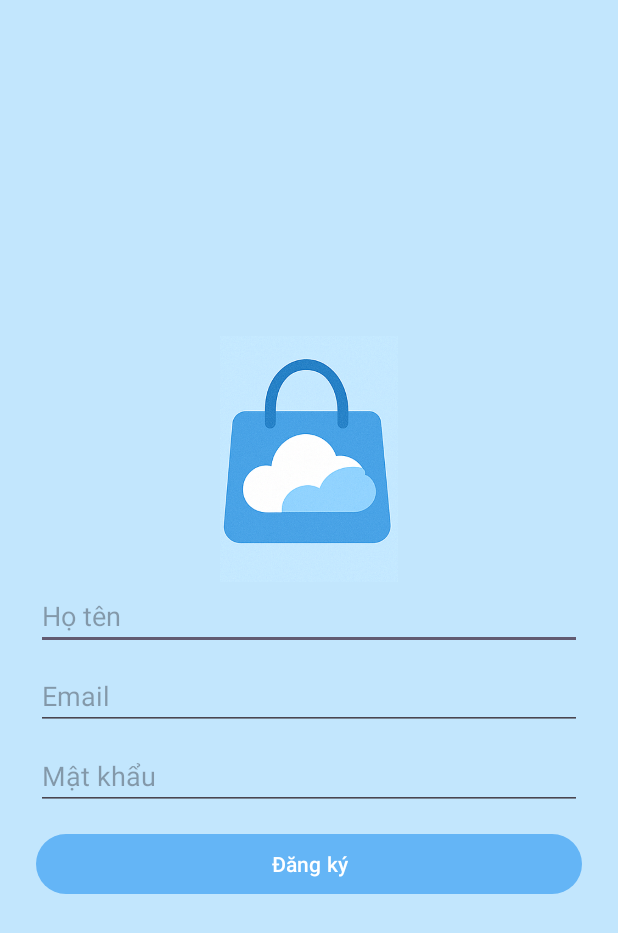
After one commit to Lethanh05/SkyApp, an Android app: the RegisterActivity screen opened directly, with no data from a screen before it, on a phone screen of 412 x 824 dp. The commit adds this screen. Shown: the top 933 px of the screen. Run offline under Robolectric (Android 15) with nearby library versions, the phone set to English and light mode, and no system bars.

Commit message:
nhiều quá nói không hết

```diff
--- a/SkyMall/app/src/main/AndroidManifest.xml
+++ b/SkyMall/app/src/main/AndroidManifest.xml
@@ -22,5 +22,9 @@
             </intent-filter>
         </activity>
 
+        <activity
+            android:name=".auth.LoginActivity"
+            android:windowSoftInputMode="adjustResize"/>
+        <activity android:name=".auth.RegisterActivity" />
     </application>
 </manifest>
--- a/SkyMall/app/src/main/java/com/example/skymall/MainActivity.java
+++ b/SkyMall/app/src/main/java/com/example/skymall/MainActivity.java
@@ -1,5 +1,6 @@
 package com.example.skymall;
 
+import android.content.Intent;
 import android.os.Bundle;
 
 import android.widget.Toast;
@@ -22,6 +23,11 @@ public class MainActivity extends AppCompatActivity {
         super.onCreate(savedInstanceState);
         setContentView(R.layout.activity_main);
         BottomNavigationView bottomNav = findViewById(R.id.bottom_nav);
+        if (!com.example.skymall.auth.SessionManager.isLoggedIn(this)) {
+            startActivity(new Intent(this, com.example.skymall.auth.LoginActivity.class));
+            finish();
+            return;
+        }
 
         if (savedInstanceState == null) {
             loadFragment(new HomeFragment(), true);
--- /dev/null
+++ b/SkyMall/app/src/main/java/com/example/skymall/auth/RegisterActivity.java
@@ -0,0 +1,42 @@
+
+package com.example.skymall.auth;
+
+import android.content.Intent; import android.os.Bundle; import android.widget.*;
+import androidx.annotation.Nullable; import androidx.appcompat.app.AppCompatActivity;
+import com.example.skymall.MainActivity; import com.example.skymall.R;
+import com.example.skymall.data.remote.*; import com.example.skymall.data.remote.DTO.AuthResp;
+import retrofit2.*;
+
+public class RegisterActivity extends AppCompatActivity {
+    private EditText edtName, edtEmail, edtPass; private ApiService api;
+
+    @Override protected void onCreate(@Nullable Bundle s) {
+        super.onCreate(s);
+        setContentView(R.layout.activity_register);
+        edtName = findViewById(R.id.edtName);
+        edtEmail= findViewById(R.id.edtEmail);
+        edtPass = findViewById(R.id.edtPass);
+        Button btn = findViewById(R.id.btnRegister);
+        api = ApiClient.create(this);
+
+        btn.setOnClickListener(v -> {
+            String name = edtName.getText().toString().trim();
+            String email= edtEmail.getText().toString().trim();
+            String pass = edtPass.getText().toString();
+            if (name.isEmpty() || email.isEmpty() || pass.length()<6) { toast("Điền đủ thông tin"); return; }
+
+            api.register(name, email, pass).enqueue(new Callback<AuthResp>() {
+                @Override public void onResponse(Call<AuthResp> call, Response<AuthResp> res) {
+                    AuthResp b = res.body();
+                    if (res.isSuccessful() && b!=null && b.success){
+                        SessionManager.save(RegisterActivity.this, b.token, b.user.id, b.user.name, b.user.email);
+                        startActivity(new Intent(RegisterActivity.this, MainActivity.class));
+                        finish();
+                    } else toast("Email đã tồn tại?");
+                }
+                @Override public void onFailure(Call<AuthResp> call, Throwable t) { toast("Lỗi mạng"); }
+            });
+        });
+    }
+    private void toast(String s){ Toast.makeText(this,s,Toast.LENGTH_SHORT).show(); }
+}
--- a/SkyMall/app/src/main/java/com/example/skymall/data/remote/ApiClient.java
+++ b/SkyMall/app/src/main/java/com/example/skymall/data/remote/ApiClient.java
@@ -1,4 +1,6 @@
 package com.example.skymall.data.remote;
+
+import android.content.Context;
 
 import okhttp3.OkHttpClient;
 import okhttp3.logging.HttpLoggingInterceptor;
@@ -13,11 +15,21 @@ public class ApiClient {
             log.setLevel(HttpLoggingInterceptor.Level.BODY);
             OkHttpClient client = new OkHttpClient.Builder().addInterceptor(log).build();
             retrofit = new Retrofit.Builder()
-                    .baseUrl(baseUrl) // ví dụ: "https://yourdomain.com/"
+                    .baseUrl("https://lequangthanh.click/")
                     .addConverterFactory(GsonConverterFactory.create())
                     .client(client)
                     .build();
         }
         return retrofit;
     }
+    public static ApiService create(Context ctx){
+        OkHttpClient ok = new OkHttpClient.Builder()
+                .addInterceptor(new AuthInterceptor(ctx))
+                .build();
+        return new Retrofit.Builder()
+                .baseUrl("https://lequangthanh.click/") // domain thật của bạn
+                .client(ok)
+                .addConverterFactory(GsonConverterFactory.create())
+                .build().create(ApiService.class);
+    }
 }
--- a/SkyMall/app/src/main/java/com/example/skymall/data/remote/ApiService.java
+++ b/SkyMall/app/src/main/java/com/example/skymall/data/remote/ApiService.java
@@ -2,22 +2,73 @@ package com.example.skymall.data.remote;
 
 import com.example.skymall.data.model.Category;
 import com.example.skymall.data.model.Product;
+import com.example.skymall.data.remote.DTO.AuthResp;
+import com.example.skymall.data.remote.DTO.MeResp;
+import com.example.skymall.data.remote.DTO.UploadResp;
+
 import java.util.List;
+
+import okhttp3.MultipartBody;
+import okhttp3.RequestBody;
 import retrofit2.Call;
+import retrofit2.http.FormUrlEncoded;
+import retrofit2.http.Field;
 import retrofit2.http.GET;
+import retrofit2.http.Multipart;
+import retrofit2.http.POST;
+import retrofit2.http.Part;
 import retrofit2.http.Query;
 
 public interface ApiService {
-    @GET("api/categories") Call<List<Category>> getCategories();
-    @GET("api/products")   Call<List<Product>>  getProducts(@Query("category_id") Integer categoryId,
-                                                            @Query("q") String q,
-                                                            @Query("page") Integer page,
-                                                            @Query("limit") Integer limit);
-    @GET("api/products/flashsale") Call<List<Product>> getFlashSale();
-    @GET("api/store/products") // ví dụ: https://yourdomain.com/api/store/products?store_id=1&q=ao&page=1&limit=20
-    Call<List<Product>> getStoreProducts(@Query("store_id") int storeId,
-                                         @Query("q") String q,
-                                         @Query("page") Integer page,
-                                         @Query("limit") Integer limit);
 
+    @GET("api/product/categories")
+    Call<List<Category>> getCategories();
+
+    @GET("api/product/products")
+    Call<List<Product>> getProducts(
+            @Query("category_id") Integer categoryId,
+            @Query("q")           String q,
+            @Query("page")        Integer page,
+            @Query("limit")       Integer limit
+    );
+
+    @GET("api/product/flashsale")
+    Call<List<Product>> getFlashSale();
+
+    @GET("api/store/products")
+    Call<List<Product>> getStoreProducts(
+            @Query("store_id") int storeId,
+            @Query("q")        String q,
+            @Query("page")     Integer page,
+            @Query("limit")    Integer limit
+    );
+
+    @FormUrlEncoded
+    @POST("api/auth/register")
+    Call<AuthResp> register(
+            @Field("name")     String name,
+            @Field("email")    String email,
+            @Field("password") String password
+    );
+
+    @FormUrlEncoded
+    @POST("api/auth/login")
+    Call<AuthResp> login(
+            @Field("email")    String email,
+            @Field("password") String password
+    );
+
+    @GET("api/auth/me")
+    Call<MeResp> me();
+
+    @POST("api/auth/logout")
+    Call<MeResp> logout();
+
+    @Multipart
+    @POST("api/img/upload_avatar")
+    Call<UploadResp> uploadAvatar(
+            @Part MultipartBody.Part avatar,
+            @Part("user_id") RequestBody userId
+            // Nếu sau này server lấy user_id từ token thì bỏ tham số này đi.
+    );
 }
--- /dev/null
+++ b/SkyMall/app/src/main/java/com/example/skymall/data/remote/AuthInterceptor.java
@@ -0,0 +1,20 @@
+
+package com.example.skymall.data.remote;
+
+import android.content.Context;
+import com.example.skymall.auth.SessionManager;
+import java.io.IOException;
+import okhttp3.Interceptor; import okhttp3.Request; import okhttp3.Response;
+
+public class AuthInterceptor implements Interceptor {
+    private final Context ctx;
+    public AuthInterceptor(Context ctx){ this.ctx = ctx.getApplicationContext(); }
+    @Override public Response intercept(Chain chain) throws IOException {
+        Request req = chain.request();
+        String t = SessionManager.token(ctx);
+        if (t != null) {
+            req = req.newBuilder().addHeader("Authorization", "Bearer " + t).build();
+        }
+        return chain.proceed(req);
+    }
+}
--- /dev/null
+++ b/SkyMall/app/src/main/java/com/example/skymall/data/remote/DTO/AuthResp.java
@@ -0,0 +1,5 @@
+package com.example.skymall.data.remote.DTO;
+
+
+public class AuthResp { public boolean success; public String token; public User user;
+    public static class User { public String id, name, email; } }
--- /dev/null
+++ b/SkyMall/app/src/main/java/com/example/skymall/data/remote/DTO/MeResp.java
@@ -0,0 +1,4 @@
+package com.example.skymall.data.remote.DTO;
+
+public class MeResp { public boolean success; public User user;
+    public static class User { public String id, name, email, avatar_url; } }
--- /dev/null
+++ b/SkyMall/app/src/main/java/com/example/skymall/data/remote/DTO/UploadResp.java
@@ -0,0 +1,3 @@
+package com.example.skymall.data.remote.DTO;
+
+public class UploadResp { public boolean success; public String avatar_url; public String error; }
--- a/SkyMall/app/src/main/java/com/example/skymall/ui/HomeFragment.java
+++ b/SkyMall/app/src/main/java/com/example/skymall/ui/HomeFragment.java
@@ -4,6 +4,7 @@ import android.os.Bundle;
 import android.view.LayoutInflater;
 import android.view.View;
 import android.view.ViewGroup;
+import android.widget.ImageButton;
 import android.widget.ImageView;
 import android.widget.LinearLayout;
 import androidx.annotation.NonNull;
@@ -49,7 +50,6 @@ public class HomeFragment extends Fragment {
         rvCat = v.findViewById(R.id.rvCategories);
         rvFlash = v.findViewById(R.id.rvFlash);
         rvRec = v.findViewById(R.id.rvRecommend);
-
 
         android.view.View btnCart = v.findViewById(R.id.btnCart);
         if (btnCart != null) {
--- /dev/null
+++ b/SkyMall/app/src/main/res/layout/activity_register.xml
@@ -0,0 +1,46 @@
+<?xml version="1.0" encoding="utf-8"?>
+<LinearLayout xmlns:android="http://schemas.android.com/apk/res/android"
+    android:layout_width="match_parent"
+    android:layout_height="match_parent"
+    android:background="@color/skymall_logo_background"
+    android:gravity="center"
+    android:orientation="vertical"
+    android:padding="24dp">
+
+    <ImageView
+        android:id="@+id/imgLogo"
+        android:layout_width="137dp"
+        android:layout_height="164dp"
+        android:adjustViewBounds="true"
+        android:contentDescription="SkyMall logo"
+        android:src="@drawable/logo_skymall" />
+
+    <EditText
+        android:id="@+id/edtName"
+        android:layout_width="match_parent"
+        android:layout_height="wrap_content"
+        android:hint="Họ tên" />
+
+    <EditText
+        android:id="@+id/edtEmail"
+        android:layout_width="match_parent"
+        android:layout_height="wrap_content"
+        android:hint="Email"
+        android:inputType="textEmailAddress"
+        android:layout_marginTop="8dp" />
+
+    <EditText
+        android:id="@+id/edtPass"
+        android:layout_width="match_parent"
+        android:layout_height="wrap_content"
+        android:hint="Mật khẩu"
+        android:inputType="textPassword"
+        android:layout_marginTop="8dp" />
+
+    <Button
+        android:id="@+id/btnRegister"
+        android:layout_width="match_parent"
+        android:layout_height="wrap_content"
+        android:text="Đăng ký"
+        android:layout_marginTop="12dp" />
+</LinearLayout>
--- a/SkyMall/app/src/main/res/layout/fragment_home.xml
+++ b/SkyMall/app/src/main/res/layout/fragment_home.xml
@@ -31,6 +31,7 @@
                 android:layout_height="40dp"
                 android:background="@android:color/transparent"
                 android:contentDescription="@string/cd_messages"
+                android:clickable="true"
                 app:tint="@color/white"
                 android:src="@drawable/ic_chat" />
             <ImageButton
```
Also changed, not shown: SkyMall/app/src/main/java/com/example/skymall/auth/LoginActivity.java (added, +44 -0 lines), SkyMall/app/src/main/java/com/example/skymall/auth/SessionManager.java (added, +26 -0 lines), SkyMall/app/src/main/java/com/example/skymall/ui/ProfileFragment.java (+27 -3 lines), SkyMall/app/src/main/res/layout/activity_login.xml (added, +64 -0 lines), SkyMall/app/src/main/res/menu/menu_top_appbar.xml (deleted, +0 -22 lines), SkyMall/app/src/main/res/drawable/logo_skymall.png (added).
